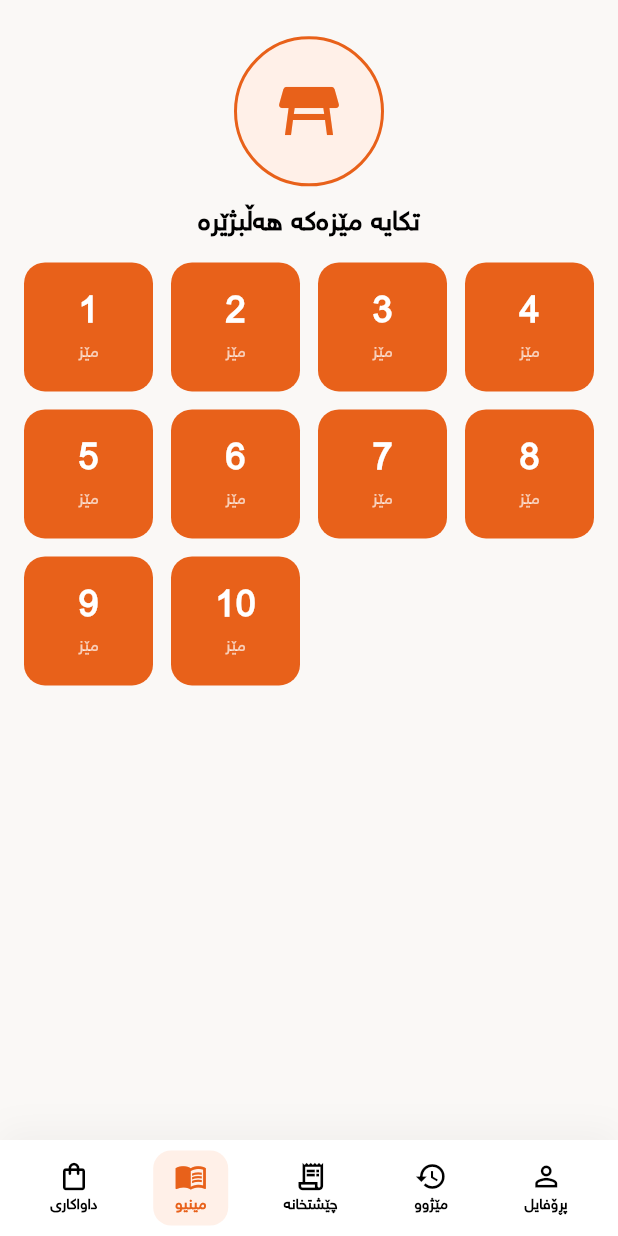
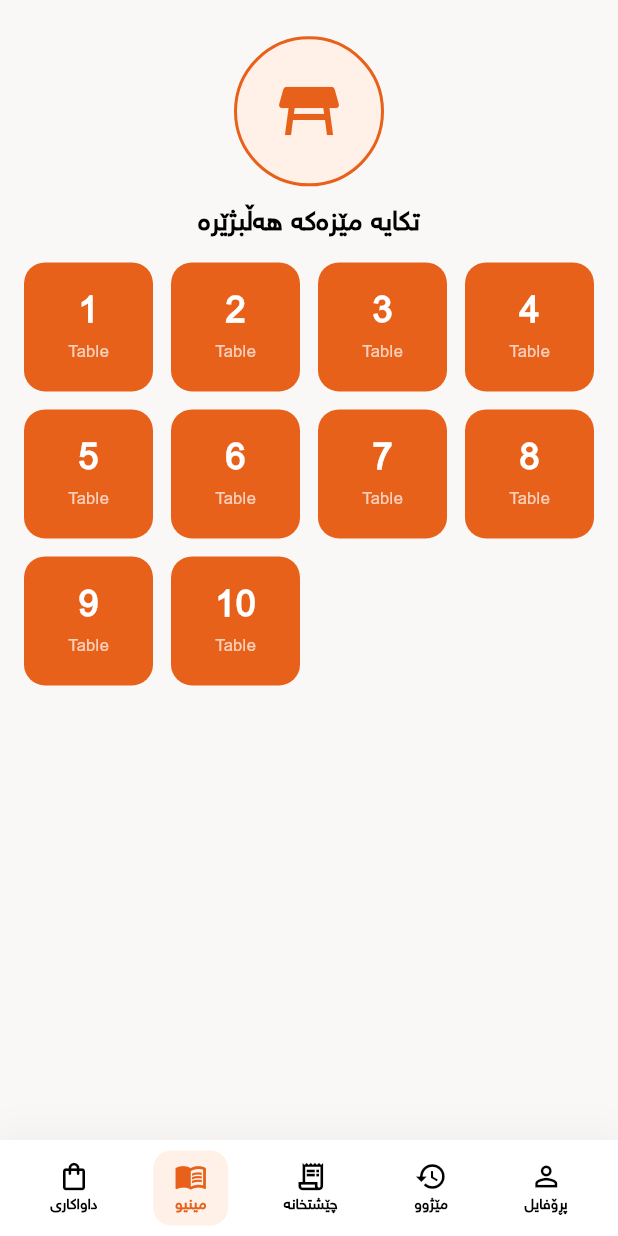
Before and after one commit to apollocked/my_resturant, a Flutter app: the RestaurantMenuScreen screen opened by its route, on a phone screen of 412 x 824 dp. Run offline on Flutter 3.47's test engine with Material 3 defaults, Android fonts, the phone set to English and light mode, and no system bars; our stand-ins replace cached_network_image, connectivity_plus, drift, file_picker, fl_chart, flutter_bloc and 7 more; accounts and stored records are empty; generated files the repository leaves out were written again.

Commit message:
Update : the table names mechanism

```diff
--- a/lib/presentation/pages/menu_page.dart
+++ b/lib/presentation/pages/menu_page.dart
@@ -452,7 +452,7 @@ class _RestaurantMenuScreenState extends State<RestaurantMenuScreen> {
                                     ),
                                     const SizedBox(height: 2),
                                     Text(
-                                      '${t('table')} $n',
+                                      'Table $n',
                                       style: TextStyle(
                                         color: cs.surface,
                                         fontSize: screen == ScreenSize.desktop
@@ -472,7 +472,7 @@ class _RestaurantMenuScreenState extends State<RestaurantMenuScreen> {
                                     ),
                                     const SizedBox(height: 2),
                                     Text(
-                                      t('table'),
+                                      'Table',
                                       style: TextStyle(
                                         color: cs.surface.withValues(
                                           alpha: 0.7,
--- a/lib/presentation/widgets/shared/table_selector.dart
+++ b/lib/presentation/widgets/shared/table_selector.dart
@@ -24,7 +24,7 @@ class TableSelector extends StatelessWidget {
           color: AppColors.primarySoft, borderRadius: BorderRadius.circular(10),
           border: Border.all(color: AppColors.primary.withValues(alpha: 0.2))),
         child: Row(mainAxisSize: MainAxisSize.min, children: [
-          Text(selectedTable == 0 ? t('choose') : '${t('table')} $selectedTable',
+          Text(selectedTable == 0 ? t('choose') : 'Table $selectedTable',
               style: const TextStyle(fontWeight: FontWeight.w700, fontSize: 13, color: AppColors.primary)),
           const SizedBox(width: 4),
           const Icon(Icons.expand_more, color: AppColors.primary, size: 18),
```
